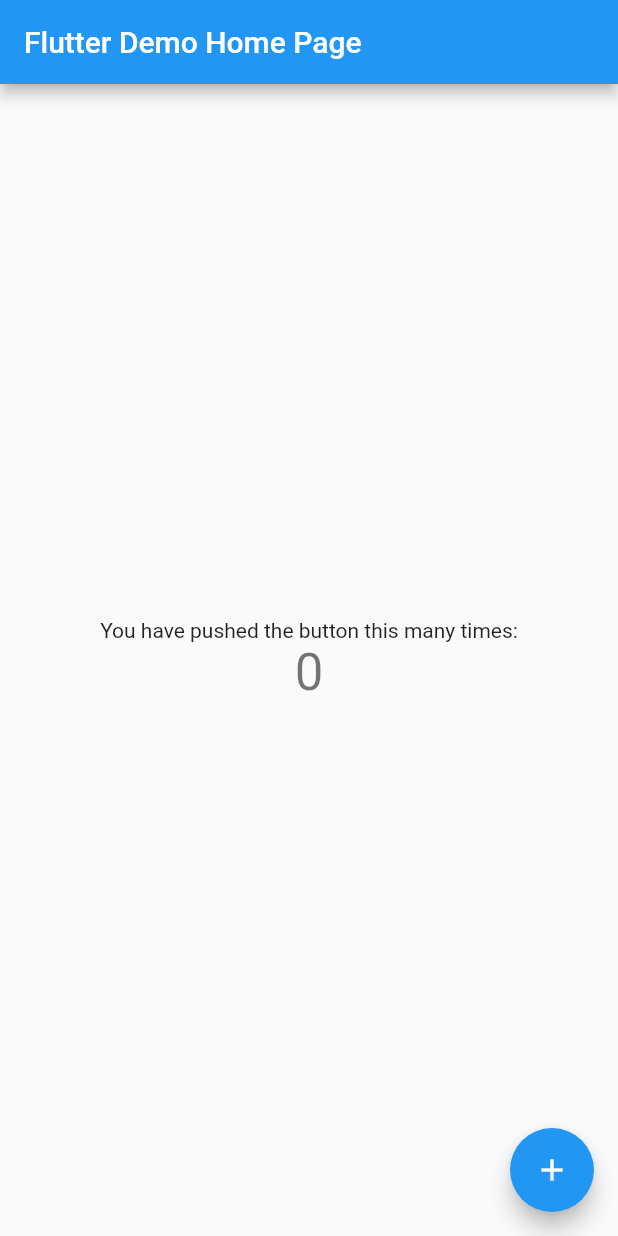
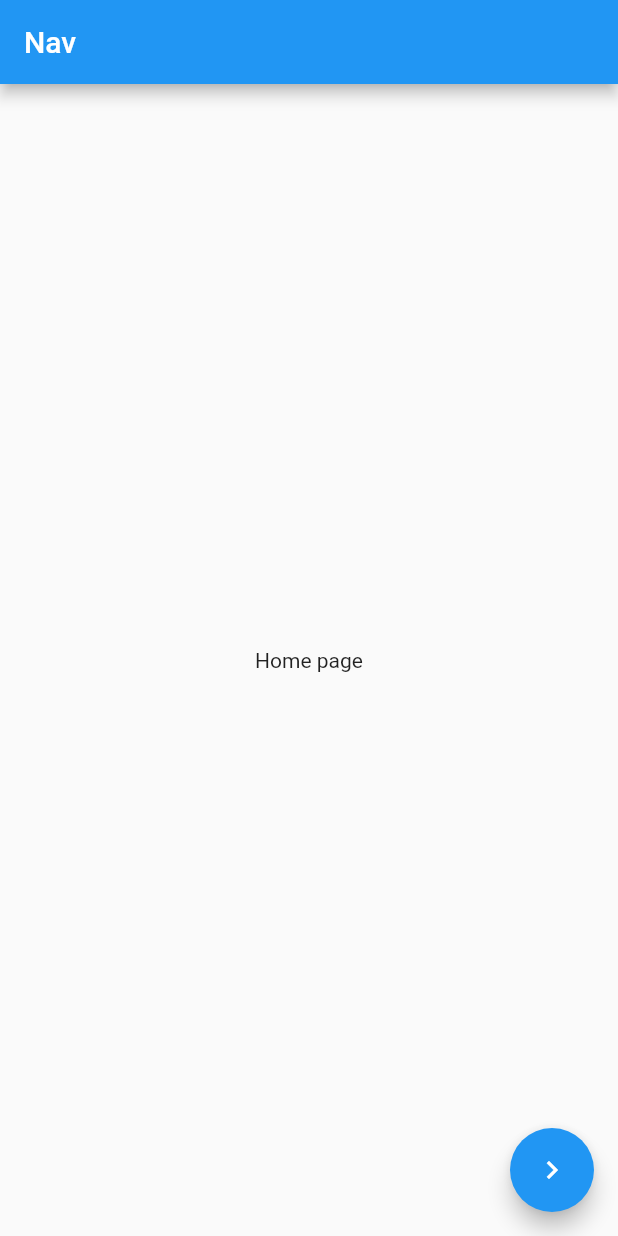
Before and after one commit to Egalitarias/flutter, a Flutter app: the screen it shows after launch, on a phone screen of 412 x 824 dp. Run offline on Flutter 3.47's test engine with Material 2 defaults, Android fonts, the phone set to English and light mode, and no system bars.

Commit message:
nav refactoring

```diff
--- a/nav/lib/MyApp.dart
+++ b/nav/lib/MyApp.dart
@@ -3,24 +3,14 @@ import 'package:flutter/material.dart';
 import 'MyHomePage.dart';
 
 class MyApp extends StatelessWidget {
-  // This widget is the root of your application.
   @override
   Widget build(BuildContext context) {
     return MaterialApp(
       title: 'Flutter Demo',
       theme: ThemeData(
-        // This is the theme of your application.
-        //
-        // Try running your application with "flutter run". You'll see the
-        // application has a blue toolbar. Then, without quitting the app, try
-        // changing the primarySwatch below to Colors.green and then invoke
-        // "hot reload" (press "r" in the console where you ran "flutter run",
-        // or simply save your changes to "hot reload" in a Flutter IDE).
-        // Notice that the counter didn't reset back to zero; the application
-        // is not restarted.
         primarySwatch: Colors.blue,
       ),
-      home: MyHomePage(title: 'Flutter Demo Home Page'),
+      home: MyHomePage(),
     );
   }
 }
--- a/nav/lib/MyHomePage.dart
+++ b/nav/lib/MyHomePage.dart
@@ -1,86 +1,29 @@
 import 'package:flutter/material.dart';
 
-class MyHomePage extends StatefulWidget {
-  MyHomePage({Key key, this.title}) : super(key: key);
-
-  // This widget is the home page of your application. It is stateful, meaning
-  // that it has a State object (defined below) that contains fields that affect
-  // how it looks.
-
-  // This class is the configuration for the state. It holds the values (in this
-  // case the title) provided by the parent (in this case the App widget) and
-  // used by the build method of the State. Fields in a Widget subclass are
-  // always marked "final".
-
-  final String title;
-
-  @override
-  _MyHomePageState createState() => _MyHomePageState();
-}
-
-class _MyHomePageState extends State<MyHomePage> {
-  int _counter = 0;
-
-  void _incrementCounter() {
-    setState(() {
-      // This call to setState tells the Flutter framework that something has
-      // changed in this State, which causes it to rerun the build method below
-      // so that the display can reflect the updated values. If we changed
-      // _counter without calling setState(), then the build method would not be
-      // called again, and so nothing would appear to happen.
-      _counter++;
-    });
-  }
+class MyHomePage extends StatelessWidget {
+  void _buttonPressed() {}
 
   @override
   Widget build(BuildContext context) {
-    // This method is rerun every time setState is called, for instance as done
-    // by the _incrementCounter method above.
-    //
-    // The Flutter framework has been optimized to make rerunning build methods
-    // fast, so that you can just rebuild anything that needs updating rather
-    // than having to individually change instances of widgets.
     return Scaffold(
       appBar: AppBar(
-        // Here we take the value from the MyHomePage object that was created by
-        // the App.build method, and use it to set our appbar title.
-        title: Text(widget.title),
+        title: Text('Nav'),
       ),
       body: Center(
-        // Center is a layout widget. It takes a single child and positions it
-        // in the middle of the parent.
         child: Column(
-          // Column is also a layout widget. It takes a list of children and
-          // arranges them vertically. By default, it sizes itself to fit its
-          // children horizontally, and tries to be as tall as its parent.
-          //
-          // Invoke "debug painting" (press "p" in the console, choose the
-          // "Toggle Debug Paint" action from the Flutter Inspector in Android
-          // Studio, or the "Toggle Debug Paint" command in Visual Studio Code)
-          // to see the wireframe for each widget.
-          //
-          // Column has various properties to control how it sizes itself and
-          // how it positions its children. Here we use mainAxisAlignment to
-          // center the children vertically; the main axis here is the vertical
-          // axis because Columns are vertical (the cross axis would be
-          // horizontal).
           mainAxisAlignment: MainAxisAlignment.center,
           children: <Widget>[
             Text(
-              'You have pushed the button this many times:',
-            ),
-            Text(
-              '$_counter',
-              style: Theme.of(context).textTheme.display1,
+              'Home page',
             ),
           ],
         ),
       ),
       floatingActionButton: FloatingActionButton(
-        onPressed: _incrementCounter,
-        tooltip: 'Increment',
-        child: Icon(Icons.add),
-      ), // This trailing comma makes auto-formatting nicer for build methods.
+        onPressed: _buttonPressed,
+        tooltip: 'Next',
+        child: Icon(Icons.navigate_next),
+      ),
     );
   }
 }
```
